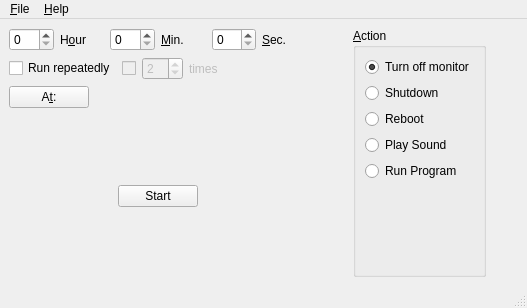
The window that src/mainwindow.ui (cges30901/hmtimer) describes before a commit, drawn with Qt 5.
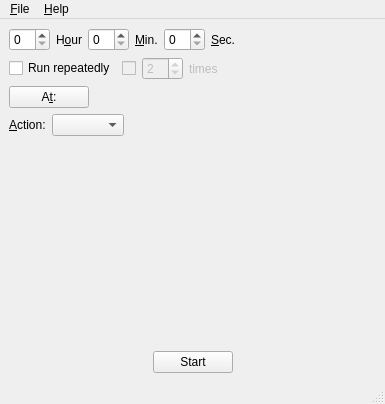
The same window after the commit. Icons and pictures are not drawn.

Commit message: use combobox to select action

Patch:
```diff
--- a/src/mainwindow.ui
+++ b/src/mainwindow.ui
@@ -6,8 +6,8 @@
    <rect>
     <x>0</x>
     <y>0</y>
-    <width>527</width>
-    <height>308</height>
+    <width>385</width>
+    <height>404</height>
    </rect>
   </property>
   <property name="windowTitle">
@@ -18,8 +18,6 @@
     <normaloff>:/hmtimer.png</normaloff>:/hmtimer.png</iconset>
   </property>
   <widget class="QWidget" name="centralwidget">
-   <layout class="QHBoxLayout" name="horizontalLayout_7">
-    <item>
      <layout class="QVBoxLayout" name="verticalLayout">
       <item>
        <layout class="QHBoxLayout" name="horizontalLayout_2">
@@ -73,6 +71,19 @@
           </property>
          </widget>
         </item>
+      <item>
+       <spacer name="horizontalSpacer">
+        <property name="orientation">
+         <enum>Qt::Horizontal</enum>
+        </property>
+        <property name="sizeHint" stdset="0">
+         <size>
+          <width>40</width>
+          <height>20</height>
+         </size>
+        </property>
+       </spacer>
+      </item>
        </layout>
       </item>
       <item>
@@ -153,6 +164,36 @@
         </item>
        </layout>
       </item>
+    <item>
+     <layout class="QHBoxLayout" name="horizontalLayout_5">
+      <item>
+       <widget class="QLabel" name="label_2">
+        <property name="text">
+         <string>&amp;Action:</string>
+        </property>
+        <property name="buddy">
+         <cstring>comboAction</cstring>
+        </property>
+       </widget>
+      </item>
+      <item>
+       <widget class="QComboBox" name="comboAction"/>
+      </item>
+      <item>
+       <spacer name="horizontalSpacer_4">
+        <property name="orientation">
+         <enum>Qt::Horizontal</enum>
+        </property>
+        <property name="sizeHint" stdset="0">
+         <size>
+          <width>40</width>
+          <height>20</height>
+         </size>
+        </property>
+       </spacer>
+      </item>
+     </layout>
+    </item>
       <item>
        <spacer name="verticalSpacer">
         <property name="orientation">
@@ -161,7 +202,7 @@
         <property name="sizeHint" stdset="0">
          <size>
           <width>298</width>
-          <height>38</height>
+        <height>159</height>
          </size>
         </property>
        </spacer>
@@ -206,110 +247,6 @@
         </item>
        </layout>
       </item>
-      <item>
-       <spacer name="verticalSpacer_3">
-        <property name="orientation">
-         <enum>Qt::Vertical</enum>
-        </property>
-        <property name="sizeHint" stdset="0">
-         <size>
-          <width>298</width>
-          <height>27</height>
-         </size>
-        </property>
-       </spacer>
-      </item>
-     </layout>
-    </item>
-    <item>
-     <spacer name="horizontalSpacer_4">
-      <property name="orientation">
-       <enum>Qt::Horizontal</enum>
-      </property>
-      <property name="sizeHint" stdset="0">
-       <size>
-        <width>40</width>
-        <height>20</height>
-       </size>
-      </property>
-     </spacer>
-    </item>
-    <item>
-     <widget class="QGroupBox" name="groupBox">
-      <property name="title">
-       <string>&amp;Action</string>
-      </property>
-      <layout class="QVBoxLayout" name="verticalLayout_2">
-       <item>
-        <widget class="QRadioButton" name="rbtMonitor">
-         <property name="text">
-          <string>Turn off monitor</string>
-         </property>
-         <property name="checked">
-          <bool>true</bool>
-         </property>
-        </widget>
-       </item>
-       <item>
-        <widget class="QRadioButton" name="rbtShutdown">
-         <property name="text">
-          <string>Shutdown</string>
-         </property>
-        </widget>
-       </item>
-       <item>
-        <widget class="QRadioButton" name="rbtReboot">
-         <property name="text">
-          <string>Reboot</string>
-         </property>
-        </widget>
-       </item>
-       <item>
-        <widget class="QRadioButton" name="rbtSound">
-         <property name="text">
-          <string>Play Sound</string>
-         </property>
-         <property name="checked">
-          <bool>false</bool>
-         </property>
-        </widget>
-       </item>
-       <item>
-        <widget class="QRadioButton" name="rbtRunprogram">
-         <property name="text">
-          <string>Run Program</string>
-         </property>
-        </widget>
-       </item>
-       <item>
-        <spacer name="verticalSpacer_2">
-         <property name="orientation">
-          <enum>Qt::Vertical</enum>
-         </property>
-         <property name="sizeHint" stdset="0">
-          <size>
-           <width>20</width>
-           <height>12</height>
-          </size>
-         </property>
-        </spacer>
-       </item>
-      </layout>
-     </widget>
-    </item>
-    <item>
-     <spacer name="horizontalSpacer">
-      <property name="orientation">
-       <enum>Qt::Horizontal</enum>
-      </property>
-      <property name="sizeHint" stdset="0">
-       <size>
-        <width>17</width>
-        <height>20</height>
-       </size>
-      </property>
-     </spacer>
-    </item>
    </layout>
   </widget>
   <widget class="QMenuBar" name="menubar">
@@ -317,8 +254,8 @@
     <rect>
      <x>0</x>
      <y>0</y>
-     <width>527</width>
-     <height>29</height>
+     <width>385</width>
+     <height>32</height>
     </rect>
    </property>
    <widget class="QMenu" name="menuHelp">
```
Left out of the diff: 10 changed lines with no effect on the pictures. Lines whose indentation alone changed are shown as unchanged. The commit also changes 2 other files.
